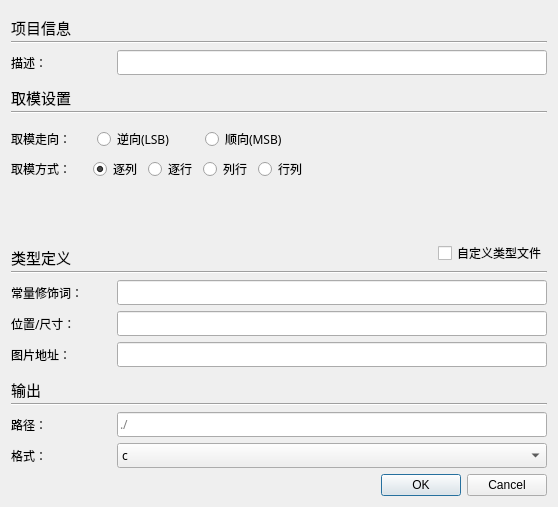
Before: the Qt Designer form gui/dialogprojectsettings.ui in luckyPtr/BitmapStudio, drawn with Qt 5.
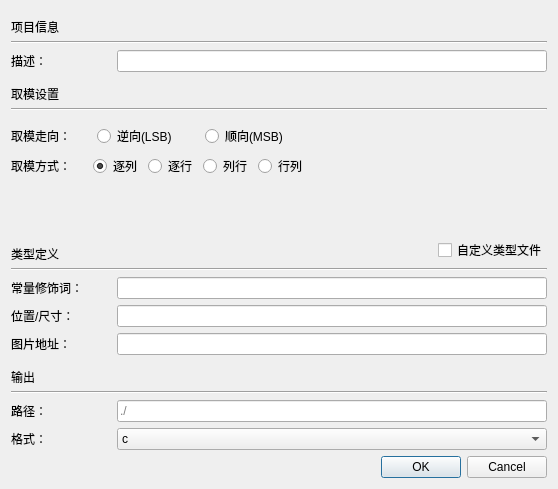
After: the same form once the commit is applied. Custom widgets are drawn as their Qt base class.

Patch:
```diff
--- a/gui/dialogprojectsettings.ui
+++ b/gui/dialogprojectsettings.ui
@@ -28,12 +28,6 @@
        <height>16</height>
       </size>
      </property>
-     <property name="font">
-      <font>
-       <family>Microsoft YaHei</family>
-       <pointsize>11</pointsize>
-      </font>
-     </property>
      <property name="text">
       <string>项目信息</string>
      </property>
@@ -77,11 +71,6 @@
            <height>16777215</height>
           </size>
          </property>
-         <property name="font">
-          <font>
-           <family>Microsoft YaHei</family>
-          </font>
-         </property>
          <property name="text">
           <string>取模走向：</string>
          </property>
@@ -89,11 +78,6 @@
        </item>
        <item>
         <widget class="QRadioButton" name="radioButton_LSB">
-         <property name="font">
-          <font>
-           <family>Microsoft YaHei</family>
-          </font>
-         </property>
          <property name="text">
           <string>逆向(LSB)</string>
          </property>
@@ -101,11 +85,6 @@
        </item>
        <item>
         <widget class="QRadioButton" name="radioButton_MSB">
-         <property name="font">
-          <font>
-           <family>Microsoft YaHei</family>
-          </font>
-         </property>
          <property name="text">
           <string>顺向(MSB)</string>
          </property>
@@ -123,11 +102,6 @@
            <height>0</height>
           </size>
          </property>
-         <property name="font">
-          <font>
-           <family>Microsoft YaHei</family>
-          </font>
-         </property>
          <property name="text">
           <string>取模方式：</string>
          </property>
@@ -135,11 +109,6 @@
        </item>
        <item>
         <widget class="QRadioButton" name="radioButton_ZL">
-         <property name="font">
-          <font>
-           <family>Microsoft YaHei</family>
-          </font>
-         </property>
          <property name="text">
           <string>逐列</string>
          </property>
@@ -150,11 +119,6 @@
        </item>
        <item>
         <widget class="QRadioButton" name="radioButton_ZH">
-         <property name="font">
-          <font>
-           <family>Microsoft YaHei</family>
-          </font>
-         </property>
          <property name="text">
           <string>逐行</string>
          </property>
@@ -162,11 +126,6 @@
        </item>
        <item>
         <widget class="QRadioButton" name="radioButton_LH">
-         <property name="font">
-          <font>
-           <family>Microsoft YaHei</family>
-          </font>
-         </property>
          <property name="text">
           <string>列行</string>
          </property>
@@ -174,11 +133,6 @@
        </item>
        <item>
         <widget class="QRadioButton" name="radioButton_HL">
-         <property name="font">
-          <font>
-           <family>Microsoft YaHei</family>
-          </font>
-         </property>
          <property name="text">
           <string>行列</string>
          </property>
@@ -221,11 +175,6 @@
          <height>0</height>
         </size>
        </property>
-       <property name="font">
-        <font>
-         <family>Microsoft YaHei</family>
-        </font>
-       </property>
        <property name="text">
         <string>描述：</string>
        </property>
@@ -236,11 +185,6 @@
        <property name="enabled">
         <bool>true</bool>
        </property>
-       <property name="font">
-        <font>
-         <family>Microsoft YaHei</family>
-        </font>
-       </property>
       </widget>
      </item>
     </layout>
@@ -259,13 +203,6 @@
        <height>16</height>
       </size>
      </property>
-     <property name="font">
-      <font>
-       <family>Microsoft YaHei UI</family>
-       <pointsize>11</pointsize>
-       <bold>false</bold>
-      </font>
-     </property>
      <property name="text">
       <string>取模设置</string>
      </property>
@@ -308,13 +245,6 @@
          <height>16</height>
         </size>
        </property>
-       <property name="font">
-        <font>
-         <family>Microsoft YaHei</family>
-         <pointsize>11</pointsize>
-         <bold>false</bold>
-        </font>
-       </property>
        <property name="text">
         <string>类型定义</string>
        </property>
@@ -335,11 +265,6 @@
      </item>
      <item>
       <widget class="QCheckBox" name="checkBoxTypedef">
-       <property name="font">
-        <font>
-         <family>Microsoft YaHei</family>
-        </font>
-       </property>
        <property name="toolTip">
         <string>不自动生成bms_typedef.h文件</string>
        </property>
@@ -364,13 +289,6 @@
        <height>16</height>
       </size>
      </property>
-     <property name="font">
-      <font>
-       <family>Microsoft YaHei</family>
-       <pointsize>11</pointsize>
-       <bold>false</bold>
-      </font>
-     </property>
      <property name="text">
       <string>输出</string>
      </property>
@@ -411,11 +329,6 @@
          <height>16777215</height>
         </size>
        </property>
-       <property name="font">
-        <font>
-         <family>Microsoft YaHei</family>
-        </font>
-       </property>
        <property name="text">
         <string>位置/尺寸：</string>
        </property>
@@ -423,11 +336,6 @@
      </item>
      <item>
       <widget class="QLineEdit" name="lineEdit_PosType">
-       <property name="font">
-        <font>
-         <family>Microsoft YaHei</family>
-        </font>
-       </property>
       </widget>
      </item>
     </layout>
@@ -442,11 +350,6 @@
          <height>0</height>
         </size>
        </property>
-       <property name="font">
-        <font>
-         <family>Microsoft YaHei</family>
-        </font>
-       </property>
        <property name="text">
         <string>图片地址：</string>
        </property>
@@ -457,11 +360,6 @@
        <property name="enabled">
         <bool>true</bool>
        </property>
-       <property name="font">
-        <font>
-         <family>Microsoft YaHei</family>
-        </font>
-       </property>
       </widget>
      </item>
     </layout>
@@ -482,11 +380,6 @@
          <height>16777215</height>
         </size>
        </property>
-       <property name="font">
-        <font>
-         <family>Microsoft YaHei</family>
-        </font>
-       </property>
        <property name="text">
         <string>路径：</string>
        </property>
@@ -494,11 +387,6 @@
      </item>
      <item>
       <widget class="QLineEdit" name="lineEdit_Output">
-       <property name="font">
-        <font>
-         <family>Microsoft YaHei</family>
-        </font>
-       </property>
        <property name="placeholderText">
         <string>./</string>
        </property>
@@ -522,11 +410,6 @@
          <height>16777215</height>
         </size>
        </property>
-       <property name="font">
-        <font>
-         <family>Microsoft YaHei</family>
-        </font>
-       </property>
        <property name="text">
         <string>格式：</string>
        </property>
@@ -534,11 +417,6 @@
      </item>
      <item>
       <widget class="QComboBox" name="comboBox_Format">
-       <property name="font">
-        <font>
-         <family>Microsoft YaHei</family>
-        </font>
-       </property>
        <property name="currentText">
         <string>c</string>
        </property>
@@ -572,11 +450,6 @@
          <height>16777215</height>
         </size>
        </property>
-       <property name="font">
-        <font>
-         <family>Microsoft YaHei</family>
-        </font>
-       </property>
        <property name="text">
         <string>常量修饰词：</string>
        </property>
@@ -584,11 +457,6 @@
      </item>
      <item>
       <widget class="QLineEdit" name="lineEdit_Const">
-       <property name="font">
-        <font>
-         <family>Microsoft YaHei</family>
-        </font>
-       </property>
       </widget>
      </item>
     </layout>
```
